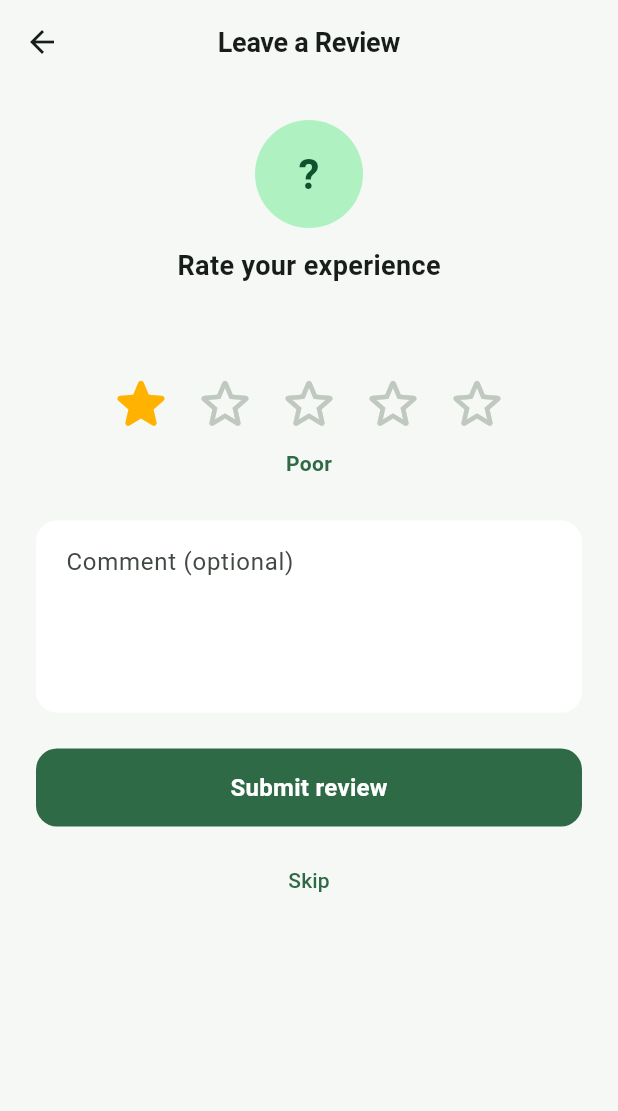
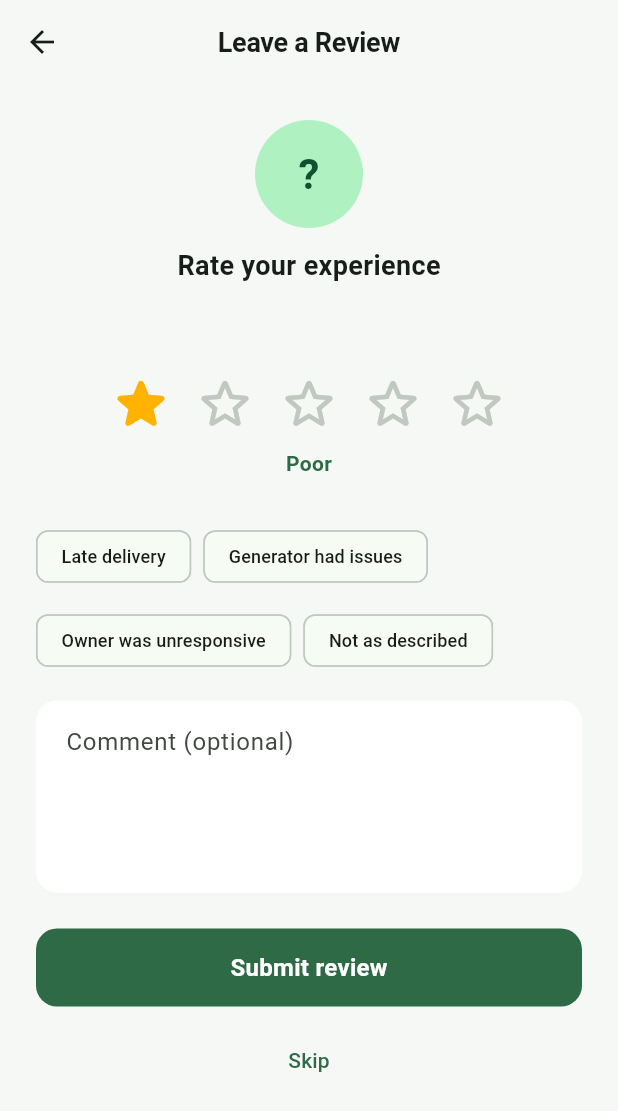
Before and after one commit to ahmedandaloes/AnDaLoeS-for-Generators, a Flutter app: the RateRentalScreen screen opened directly with empty values, after a tap on the "star outline" icon, on a phone screen of 412 x 824 dp. Shown: the top 1111 px of the screen. Run offline on Flutter 3.47's test engine with Material 3 defaults, Android fonts, the phone set to English and light mode, and no system bars; our stand-ins replace file_picker, flutter_map, flutter_riverpod, go_router, latlong2, share_plus and 2 more; accounts and stored records are empty; generated files the repository leaves out were written again.

Commit message:
feat: rating quick-tag chips, active rental badge on generator tiles
- Rating screen: one-tap suggestion chips appear after selecting a star
  score; score-sensitive phrases (5★ positives vs 1-2★ negatives) are
  appended to the comment field without duplicating existing text
- Owner Dashboard: activeRentalCountsProvider fetches accepted+active
  rental counts grouped by generator_id; generator tile shows an orange
  badge with the count and appends "• N active" to the subtitle row

```diff
--- a/app/lib/features/ratings/presentation/rate_rental_screen.dart
+++ b/app/lib/features/ratings/presentation/rate_rental_screen.dart
@@ -160,6 +160,32 @@ class _RateRentalScreenState extends State<RateRentalScreen> {
             ),
             const SizedBox(height: 28),
 
+            // Quick-tag chips — score-sensitive suggestions
+            if (_score > 0) ...[
+              Wrap(
+                spacing: 8,
+                runSpacing: 8,
+                children: _suggestions(_score)
+                    .map((tag) => ActionChip(
+                          label: Text(tag,
+                              style: const TextStyle(fontSize: 12)),
+                          onPressed: () {
+                            final cur = _commentController.text.trim();
+                            if (!cur.contains(tag)) {
+                              _commentController.text =
+                                  cur.isEmpty ? tag : '$cur. $tag';
+                              _commentController.selection =
+                                  TextSelection.collapsed(
+                                      offset:
+                                          _commentController.text.length);
+                            }
+                          },
+                        ))
+                    .toList(),
+              ),
+              const SizedBox(height: 16),
+            ],
+
             // Comment
             TextField(
               controller: _commentController,
@@ -195,6 +221,33 @@ class _RateRentalScreenState extends State<RateRentalScreen> {
     );
   }
 
+  static List<String> _suggestions(int score) => switch (score) {
+        5 => [
+            'Generator arrived on time',
+            'Very clean and well-maintained',
+            'Owner was very helpful',
+            'Ran smoothly throughout',
+            'Would rent again',
+          ],
+        4 => [
+            'Good condition overall',
+            'On time delivery',
+            'Owner was responsive',
+            'Slight noise but manageable',
+          ],
+        3 => [
+            'Decent but could improve',
+            'Minor delays in delivery',
+            'Performance was average',
+          ],
+        _ => [
+            'Late delivery',
+            'Generator had issues',
+            'Owner was unresponsive',
+            'Not as described',
+          ],
+      };
+
   String _scoreLabel(int score) {
     return switch (score) {
       1 => 'Poor',
```
Also changed, not shown: app/lib/features/owner_dashboard/presentation/owner_dashboard_screen.dart (+37 -4 lines), app/lib/features/owner_dashboard/providers/owner_providers.dart (+17 -0 lines), 1 other file.
